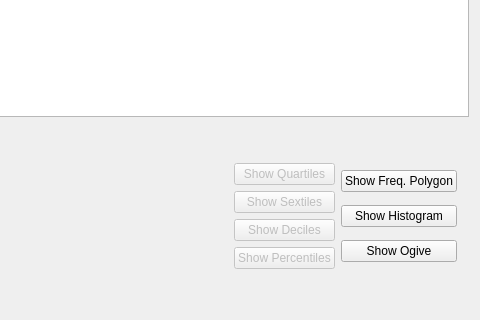
h-nick/SHelper, file ui/classintervalfreqt.ui: the form before one commit; both pictures show x 395 to 875 and y 185 to 505 of the 875 by 505 pixel window.
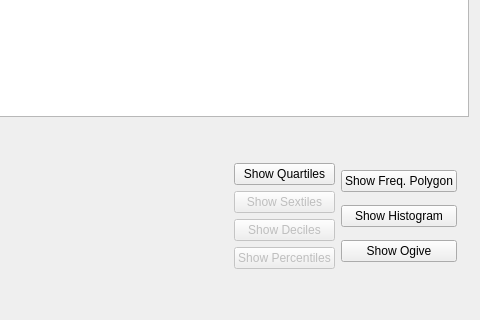
The form after the commit.

Commit message: Implemented algorithms to calculate and print quartiles.

Patch:
```diff
--- a/ui/classintervalfreqt.ui
+++ b/ui/classintervalfreqt.ui
@@ -161,7 +161,7 @@
      <item>
       <widget class="QPushButton" name="buttonQuartiles">
        <property name="enabled">
-        <bool>false</bool>
+        <bool>true</bool>
        </property>
        <property name="text">
         <string>Show Quartiles</string>
```
The commit also changes 1 other file.
